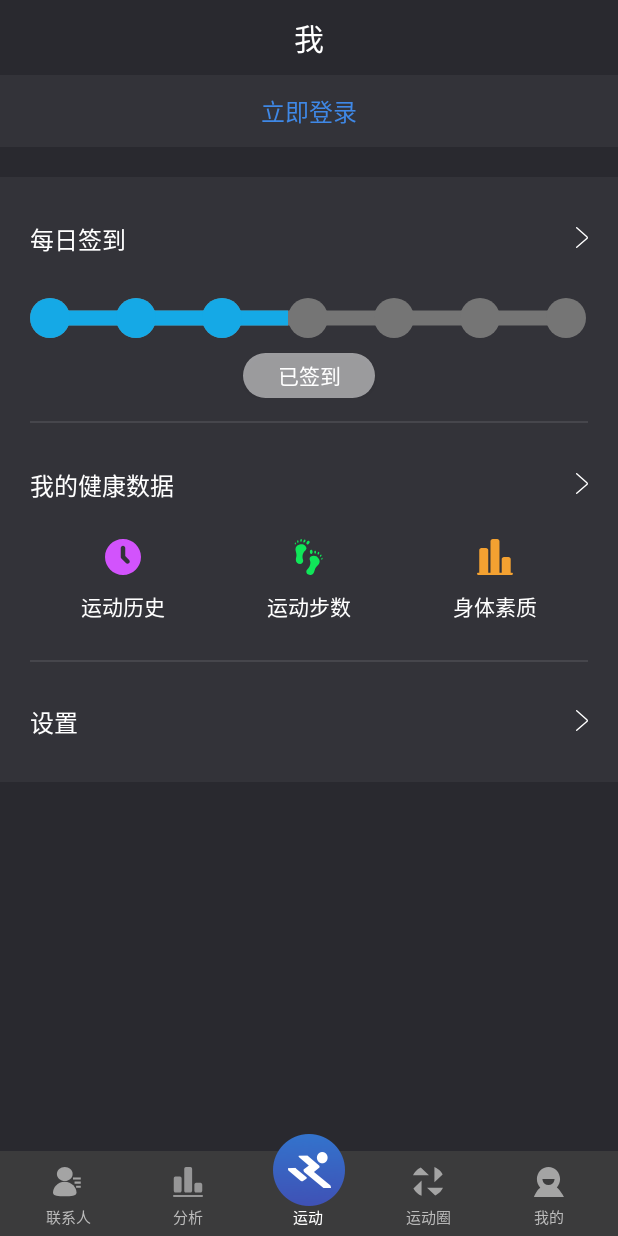
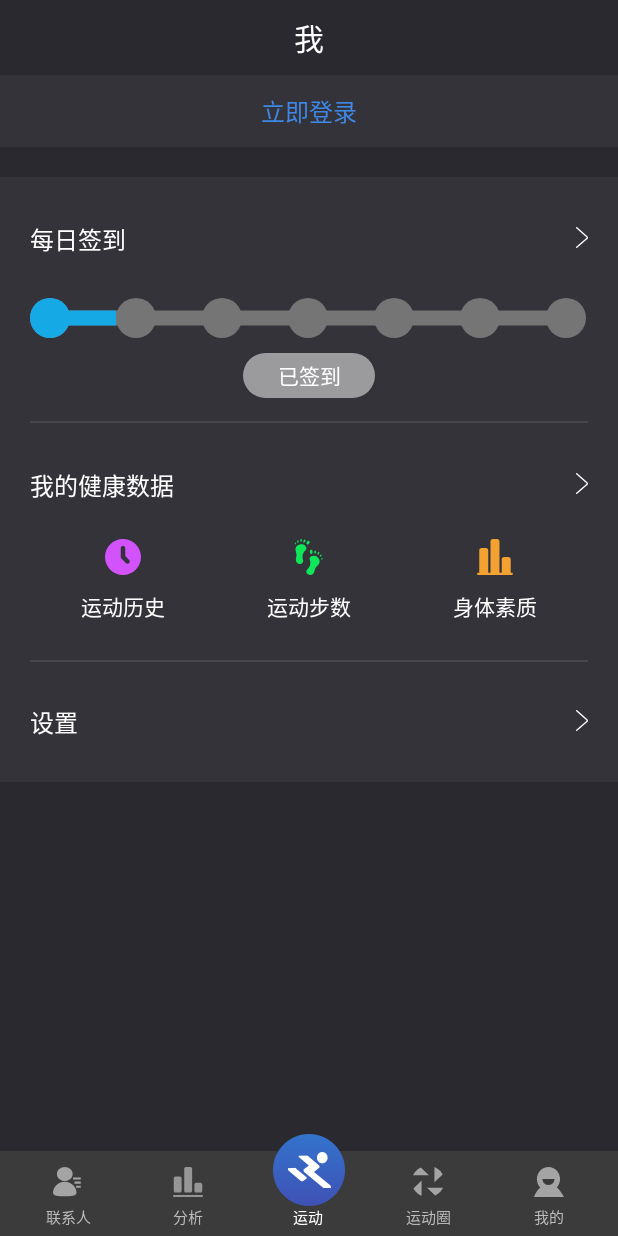
Before and after one commit to 517520/Sports, an Android app: the fragment MineFragment placed in its activity, after a tap on "签到", on a phone screen of 412 x 824 dp. Run offline under Robolectric (Android 15) with nearby library versions, the phone set to English and light mode, and no system bars; our stand-ins replace CircleImageView; libraries missing offline, so code that uses them is left out: com.zhy.http; pictures from the network do not load; 3 statements that could not run were skipped.

Commit message:
最后一次更新吧

```diff
--- a/app/build.gradle
+++ b/app/build.gradle
@@ -22,10 +22,6 @@ android {
         multiDexEnabled true
     }
 
-//    compileOptions {
-//        sourceCompatibility = '1.7'
-//        targetCompatibility = '1.7'
-//    }
 }
 repositories{
     flatDir{
--- a/app/src/main/java/com/example/user/sports/view/mine/activity/MineFragment.java
+++ b/app/src/main/java/com/example/user/sports/view/mine/activity/MineFragment.java
@@ -69,7 +69,7 @@ public class MineFragment extends Fragment implements View.OnClickListener, Uplo
 
         initHeadView();
         initView();
-        mCheckInView.setCheckInDayNumber(2);
+        mCheckInView.setCheckInDayNumber(0);
         return mView;
     }
 
@@ -134,7 +134,7 @@ public class MineFragment extends Fragment implements View.OnClickListener, Uplo
                 IntentUtils.turnTo(getActivity(),SettingsActivity.class,false);
                 break;
             case R.id.check_in_mine_Btn:
-                mCheckInView.setCheckInDayNumber(3);
+                mCheckInView.setCheckInDayNumber(1);
                 mButtonCheckInView.setBackground(getResources().getDrawable(R.drawable.circle_button_click));
                 mButtonCheckInView.setText("已签到");
                 break;
--- a/app/src/main/res/layout/fragment_contacts.xml
+++ b/app/src/main/res/layout/fragment_contacts.xml
@@ -6,7 +6,6 @@
     android:orientation="vertical"
     android:fitsSystemWindows="true"
     android:clipToPadding="true"
-    android:background="@color/background_black"
     tools:context=".view.contacts.activity.ContactsFragment">
 
     <com.example.user.sports.ui.AppHeadView
--- a/app/src/main/res/layout/fragment_mine.xml
+++ b/app/src/main/res/layout/fragment_mine.xml
@@ -1,20 +1,18 @@
 <?xml version="1.0" encoding="utf-8"?>
-<LinearLayout
+
+<ScrollView
+    android:layout_width="match_parent"
+    android:layout_height="match_parent"
     xmlns:android="http://schemas.android.com/apk/res/android"
     xmlns:app="http://schemas.android.com/apk/res-auto"
     xmlns:tools="http://schemas.android.com/tools"
+    tools:context=".view.mine.activity.MineFragment">
+<LinearLayout
+
     android:layout_width="match_parent"
     android:layout_height="match_parent"
-    tools:context=".view.mine.activity.MineFragment">
-    <com.example.user.sports.ui.OverScrollView
-        android:layout_width="match_parent"
-        android:layout_height="match_parent"
-        android:background="@color/background_black">
-        <LinearLayout
-            android:layout_width="match_parent"
-            android:layout_height="match_parent"
-            android:orientation="vertical">
-
+    android:orientation="vertical"
+    >
     <com.example.user.sports.ui.AppHeadView
         android:id="@+id/headview"
         android:layout_width="match_parent"
@@ -312,17 +310,7 @@
                             android:layout_height="wrap_content"
                             app:srcCompat="@drawable/ic_right"/>
                     </RelativeLayout>
-
                 </LinearLayout>
-
-
-
-
-
             </LinearLayout>
-
 </LinearLayout>
-    </com.example.user.sports.ui.OverScrollView>
-
-
-</LinearLayout>
+</ScrollView>
```
Lines whose indentation alone changed are shown as unchanged.
